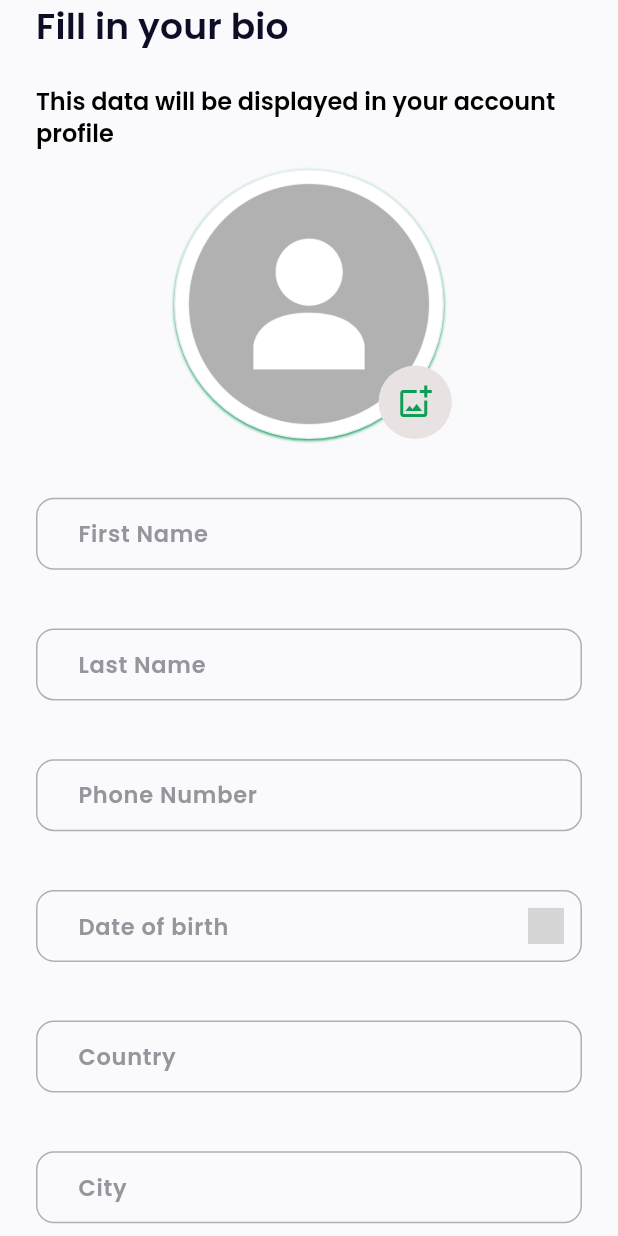
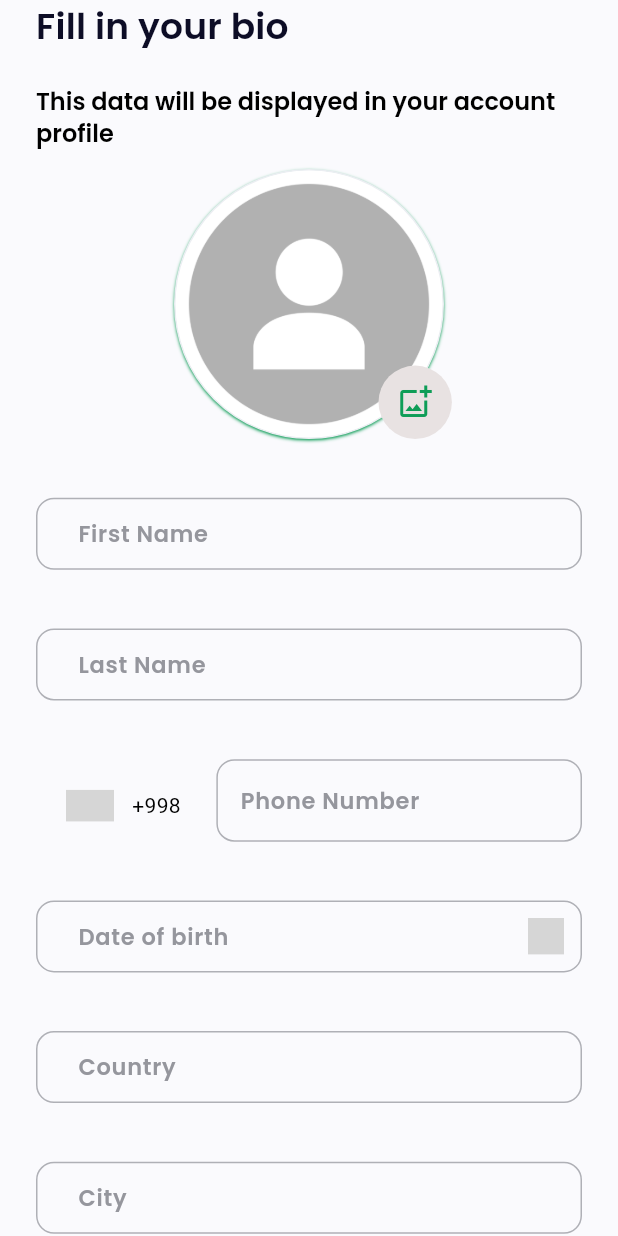
Before and after one commit to bek-n/OneWork, a Flutter app: the FillBioPage screen opened directly, on a phone screen of 412 x 824 dp. Run offline on Flutter 3.47's test engine with Material 2 defaults, Android fonts, the phone set to English and light mode, and no system bars; drawn by our look-alikes of intl_phone_number_input; our stand-ins replace cached_network_image, dio, firebase_core, firebase_messaging, flutter_screenutil, flutter_snake_navigationbar and 7 more; missing offline and left inert: day_night_switcher, flutter_overboard; accounts and stored records are empty; grey boxes are pictures that could not be loaded.

Commit message:
adding phone input

```diff
--- a/lib/controller/auth_controller.dart
+++ b/lib/controller/auth_controller.dart
@@ -90,14 +90,13 @@ class AuthController extends ChangeNotifier {
     });
 
     final fcmtoken1 = await FirebaseMessaging.instance.getToken();
-    fcmtoken = '$fcmtoken1';
-    fcmtoken2 = fcmtoken;
-    print('fcm : $fcmtoken');
+
+    print('fcm : $fcmtoken2');
     isLoading = true;
     notifyListeners();
 
     var res = await authRepo.verifyEmail(
-        email: email, code: code, fcmToken: fcmtoken);
+        email: email, code: code, fcmToken: '$fcmtoken1');
     if (res != null) {
       await LocalStore.setAccessToken(res.token);
       isLoading = false;
@@ -111,9 +110,9 @@ class AuthController extends ChangeNotifier {
     required String password,
     required VoidCallback onSuccess,
   }) async {
-    final fcmtoken1 = await FirebaseMessaging.instance.getToken();
+    final fcmtoken = await FirebaseMessaging.instance.getToken();
     var res = await authRepo.login(
-        email: email, password: password, fcmToken: '$fcmtoken1');
+        email: email, password: password, fcmToken: '$fcmtoken');
     if (res?.statusCode == 200) {
       var login = LoginModel.fromJson(res?.data);
       LocalStore.setAccessToken(login.accessToken ?? "");
--- a/lib/domen/repository/auth_repo.dart
+++ b/lib/domen/repository/auth_repo.dart
@@ -48,7 +48,7 @@ class AuthRepo implements AuthFacade {
       var res = await dio.client(token: token).get(
             "/api/profile/applicant",
           );
-          print("${res.data}");
+      print("${res.data}");
       return getProfile.fromJson(res.data);
     } on DioError catch (e) {
       if (e.response?.statusCode == 401) {
@@ -192,7 +192,7 @@ class AuthRepo implements AuthFacade {
       "image": await MultipartFile.fromFile(imagePath),
     });
     try {
-      var res = await dio.client().post("/images", data: formData);
+      var res = await dio.client().post("/image", data: formData);
       print("res : ${res.data}");
       return res.data;
     } on DioError catch (e) {
--- a/lib/main.dart
+++ b/lib/main.dart
@@ -1,5 +1,6 @@
 import 'package:flutter/material.dart';
 import 'package:flutter_screenutil/flutter_screenutil.dart';
+import 'package:one_work/view/pages/auth/fill_bio.dart';
 import 'package:one_work/view/pages/auth/splash_screen.dart';
 import 'package:one_work/view/style/style.dart';
 import 'package:provider/provider.dart';
@@ -114,7 +115,7 @@ class _MyAppState extends State<MyApp> {
                 ),
                 scaffoldBackgroundColor: Style.darkBgcolorOfApp,
               ),
-              home: const SplashScreen(),
+              home: const FillBioPage(),
             ),
           );
         });
--- /dev/null
+++ b/lib/view/components/custom_phoneNumberInput.dart
@@ -0,0 +1,94 @@
+import 'package:flutter/material.dart';
+import 'package:intl_phone_number_input/intl_phone_number_input.dart';
+import '../style/style.dart';
+
+class CustomPhoneInput extends StatefulWidget {
+  final TextEditingController controller;
+  const CustomPhoneInput({super.key, required this.controller});
+
+  @override
+  State<CustomPhoneInput> createState() => _CustomPhoneInputState();
+}
+
+class _CustomPhoneInputState extends State<CustomPhoneInput> {
+  PhoneNumber number = PhoneNumber(isoCode: 'UZ');
+  @override
+  Widget build(BuildContext context) {
+    return InternationalPhoneNumberInput(
+      inputDecoration: InputDecoration(
+        label: const Text('Phone Number'),
+        labelStyle:
+            Style.textStyleRegular2(textColor: Style.greyColor90, size: 15),
+        errorBorder: const OutlineInputBorder(
+          borderRadius: BorderRadius.all(
+            Radius.circular(12),
+          ),
+          borderSide: BorderSide(color: Colors.red, width: 0.0),
+        ),
+        enabledBorder: const OutlineInputBorder(
+          borderSide: BorderSide(
+            color: Color(0xffAFB0B6),
+          ),
+          borderRadius: BorderRadius.all(
+            Radius.circular(12),
+          ),
+        ),
+        focusedBorder: const OutlineInputBorder(
+          borderSide: BorderSide(color: Style.primaryColor),
+          borderRadius: BorderRadius.all(
+            Radius.circular(12),
+          ),
+        ),
+      ),
+      textStyle: Style.textStyleRegular2(textColor: Style.blackColor, size: 15),
+      onInputChanged: (PhoneNumber number) {},
+      selectorConfig: const SelectorConfig(
+        selectorType: PhoneInputSelectorType.DIALOG,
+      ),
+      ignoreBlank: false,
+      autoValidateMode: AutovalidateMode.disabled,
+      selectorTextStyle: const TextStyle(color: Colors.black),
+      initialValue: number,
+      textFieldController: widget.controller,
+      formatInput: true,
+      keyboardType: TextInputType.phone,
+      searchBoxDecoration: InputDecoration(
+        label: const Text('Find your country'),
+        labelStyle:
+            Style.textStyleRegular2(textColor: Style.greyColor90, size: 15),
+        prefixIcon: const Icon(Icons.search),
+        errorBorder: const OutlineInputBorder(
+          borderSide: BorderSide(color: Colors.red, width: 0.0),
+        ),
+        border: const OutlineInputBorder(
+          borderSide: BorderSide(
+            color: Color(0xffAFB0B6),
+          ),
+          borderRadius: BorderRadius.all(
+            Radius.circular(12),
+          ),
+        ),
+        enabledBorder: const OutlineInputBorder(
+          borderSide: BorderSide(
+            color: Color(0xffAFB0B6),
+          ),
+          borderRadius: BorderRadius.all(
+            Radius.circular(12),
+          ),
+        ),
+        focusedBorder: const OutlineInputBorder(
+          borderSide: BorderSide(color: Style.primaryColor),
+          borderRadius: BorderRadius.all(
+            Radius.circular(12),
+          ),
+        ),
+      ),
+      inputBorder: const OutlineInputBorder(
+        borderSide: BorderSide(color: Style.primaryColor),
+        borderRadius: BorderRadius.all(
+          Radius.circular(12),
+        ),
+      ),
+    );
+  }
+}
--- a/lib/view/components/drawer_column.dart
+++ b/lib/view/components/drawer_column.dart
@@ -6,13 +6,13 @@ import '../pages/auth/register_page.dart';
 import '../style/style.dart';
 
 class DrawerColumn extends StatefulWidget {
-  final String name, image;
+  final String name, image,jobPosition;
   final Widget switcher;
   const DrawerColumn(
       {super.key,
       required this.name,
       required this.image,
-      required this.switcher});
+      required this.switcher, required this.jobPosition});
 
   @override
   State<DrawerColumn> createState() => _DrawerColumnState();
@@ -37,7 +37,7 @@ class _DrawerColumnState extends State<DrawerColumn> {
           style: Theme.of(context).textTheme.displaySmall,
         ),
         Text(
-          'Job Position',
+          widget.jobPosition,
           style: Style.textStyleRegular2(size: 13, textColor: Colors.grey),
         ),
         Text(
--- a/lib/view/pages/auth/fill_bio.dart
+++ b/lib/view/pages/auth/fill_bio.dart
@@ -1,7 +1,6 @@
 // ignore_for_file: prefer_const_constructors
 
 import 'dart:io';
-
 import 'package:flutter/material.dart';
 import 'package:flutter_screenutil/flutter_screenutil.dart';
 import 'package:flutter_svg/svg.dart';
@@ -13,6 +12,7 @@ import 'package:one_work/view/pages/home/general_page.dart';
 import 'package:one_work/view/style/style.dart';
 import 'package:provider/provider.dart';
 import '../../../controller/auth_controller.dart';
+import '../../components/custom_phoneNumberInput.dart';
 import '../../components/custom_textfromfiled.dart';
 import '../../components/photo_editing.dart';
 import '../../components/uploading_photo.dart';
@@ -152,21 +152,10 @@ class _FillBioPageState extends State<FillBioPage> {
                 ),
                 35.verticalSpace,
                 Padding(
-                  padding: const EdgeInsets.only(top: 8, left: 24, right: 24),
-                  child: CustomTextFrom(
-                    validator: (s) {
-                      if (s?.isEmpty ?? true) {
-                        return "Please enter Phone number";
-                      }
-                      return null;
-                    },
-                    controller: phonenumber,
-                    label: 'Phone Number',
-                    keyboardType: TextInputType.phone,
-                    hintext: '',
-                    isObscure: false,
-                  ),
-                ),
+                    padding: const EdgeInsets.only(top: 8, left: 24, right: 24),
+                    child: CustomPhoneInput(
+                      controller: phonenumber,
+                    )),
                 35.verticalSpace,
                 Padding(
                   padding: const EdgeInsets.only(top: 8, left: 24, right: 24),
@@ -332,16 +321,7 @@ class _FillBioPageState extends State<FillBioPage> {
                       padding: const EdgeInsets.symmetric(vertical: 12),
                       duration: const Duration(milliseconds: 400),
                       decoration: BoxDecoration(
-                        color: firstName.text.isEmpty ||
-                                lastName.text.isEmpty ||
-                                phonenumber.text.isEmpty ||
-                                country.text.isEmpty ||
-                                bio.text.isEmpty ||
-                                speciality.text.isEmpty ||
-                                city.text.isEmpty ||
-                                dateOfBirth.text.isEmpty
-                            ? Style.primaryDisabledColor
-                            : Style.primaryColor,
+                        color: Style.primaryColor,
                         borderRadius:
                             const BorderRadius.all(Radius.circular(32)),
                       ),
--- a/lib/view/pages/home/home_page.dart
+++ b/lib/view/pages/home/home_page.dart
@@ -82,7 +82,7 @@ class _HomePageState extends State<HomePage> {
         child: SafeArea(
             child: DrawerColumn(
           image: 'assets/images/2.png',
-          name: '${state.profile?.user?.email}',
+          name: '${state.profile?.user?.fullName}',
           switcher: DayNightSwitcher(
             isDarkModeEnabled: !isChangedTheme,
             onStateChanged: (isDarkModeEnabled) {
@@ -92,6 +92,7 @@ class _HomePageState extends State<HomePage> {
               setState(() {});
             },
           ),
+          jobPosition: '${state.profile?.user?.profession}',
         )),
       ),
       resizeToAvoidBottomInset: false,
--- a/pubspec.yaml
+++ b/pubspec.yaml
@@ -57,6 +57,7 @@ dependencies:
   image_cropper: ^3.0.1
   intl: ^0.17.0
   flutter_svg: ^1.1.6
+  intl_phone_number_input: ^0.7.2
 
 
 
```
Also changed, not shown: pubspec.lock.
